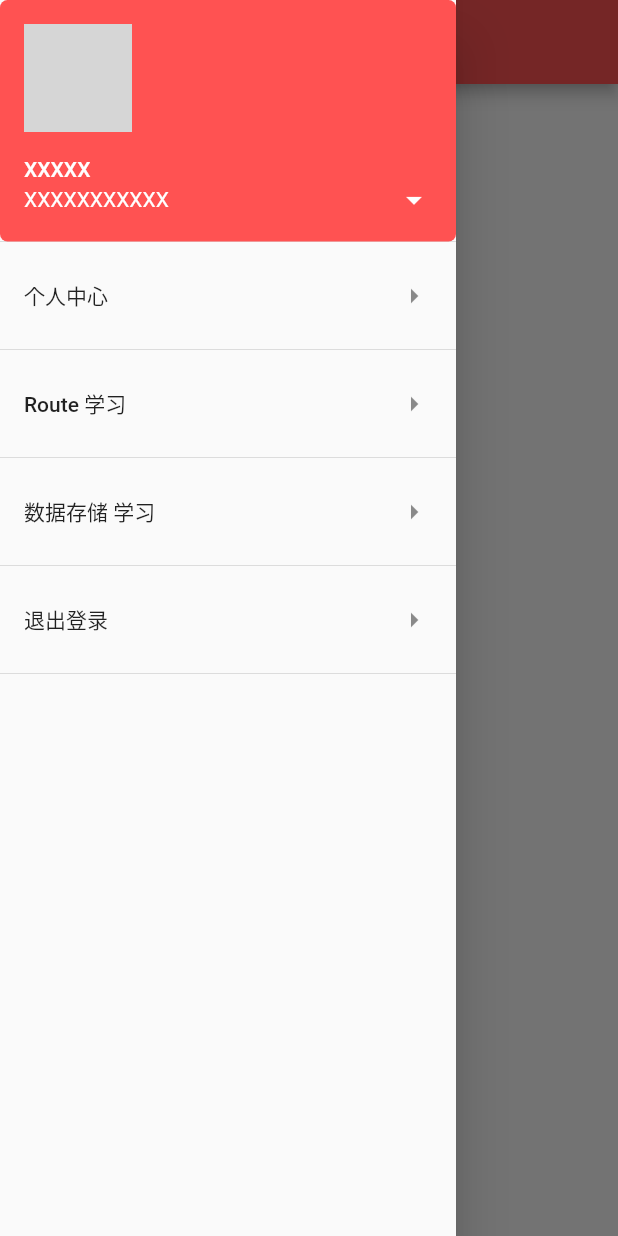
After one commit to chiuhol/billsmac_app, a Flutter app: the ManagerMainPage screen opened by its route, with the side drawer open, on a phone screen of 412 x 824 dp. The commit adds this screen. Run offline on Flutter 3.47's test engine with Material 2 defaults, Android fonts, the phone set to English and light mode, and no system bars; drawn by our look-alikes of flutter_speed_dial, oktoast; our stand-ins replace cached_network_image, charts_flutter, connectivity, device_info, dio, event_bus and 11 more; missing offline and left inert: apifm, city_pickers, flutter_cupertino_date_picker, gesture_password, image_crop; accounts and stored records are empty; network calls fail; statements that could not run were skipped; grey boxes are pictures that could not be loaded.

Commit message:
2020-4-23

```diff
--- a/lib/Common/APIAddress.dart
+++ b/lib/Common/APIAddress.dart
@@ -16,6 +16,11 @@ class Address {
   //获取用户资料
   static String getPersonalMsg(){
     return '$host/users/login';
+  }
+
+  //获取用户列表
+  static String getUsers(){
+    return '$host/users';
   }
 
   //修改用户资料
--- /dev/null
+++ b/lib/Page/ManagerMainPage.dart
@@ -0,0 +1,183 @@
+import 'package:billsmac_app/Common/CommonInsert.dart';
+import 'package:flutter_speed_dial/flutter_speed_dial.dart';
+
+import 'management/UsersPage.dart';
+
+///Author:chiuhol
+///2020-4-17
+
+class ManagerMainPage extends StatefulWidget {
+  static final String MANAGERMAINPAGE = '/ManagerMain_Page';
+
+  @override
+  _ManagerMainPageState createState() => _ManagerMainPageState();
+}
+
+class _ManagerMainPageState extends State<ManagerMainPage> {
+  int _idx = 0;
+
+  @override
+  Widget build(BuildContext context) {
+    Widget drawer = Drawer(
+      //侧边栏按钮Drawer
+      child: new ListView(
+        physics: NeverScrollableScrollPhysics(),
+        padding: const EdgeInsets.only(),
+        children: <Widget>[
+          new UserAccountsDrawerHeader(
+            accountName: new Text('XXXXX'),
+            accountEmail: new Text('XXXXXXXXXXX'),
+//          设置人物头像
+            currentAccountPicture: new CircleAvatar(
+              backgroundImage: new NetworkImage(
+                  'http://n.sinaimg.cn/translate/20170726/Zjd3-fyiiahz2863063.jpg'),
+            ),
+            decoration: BoxDecoration(
+                color: Colors.redAccent,
+                borderRadius: BorderRadius.all(Radius.circular(5.0))
+            ),
+            onDetailsPressed: (){
+//              ToastUtil.show(context, "tap");
+            },
+          ),
+          new ListTile(
+              title: new Text('个人中心'),
+              trailing: new Icon(Icons.arrow_right),
+              onTap: () {
+                Navigator.of(context).pop();
+                Navigator.pushNamed(context, '/LifecyclePage');
+              }),
+          new Divider(),
+          new ListTile(
+              title: new Text('Route 学习'),
+              trailing: new Icon(Icons.arrow_right),
+              onTap: () {
+                Navigator.of(context).pop();/*隐藏drawer*/
+                Navigator.pushNamed(context, '/RoutePage');
+              }),
+          new Divider(),
+          new ListTile(
+              title: new Text('数据存储 学习'),
+              trailing: new Icon(Icons.arrow_right),
+              onTap: () {
+                Navigator.of(context).pop();
+                Navigator.pushNamed(context, '/DataPage');
+              }),
+          new Divider(),
+          new ListTile(
+              title: new Text('退出登录'),
+              trailing: new Icon(Icons.arrow_right),
+              onTap: () {
+                Navigator.of(context).pop();
+                Navigator.pushNamed(context, '/GesturePage');
+              }),
+          new Divider()
+        ],
+      ),
+    );
+
+    Widget page(){
+      if(_idx == 1){
+        return UsersPage();
+      }else if(_idx == 2){
+        return UsersPage();
+      }else if(_idx == 3){
+        return Container( child: Text('3'),);
+      }else{
+        return Center(
+          child: Text(
+            '欢迎您'
+          )
+        );
+      }
+    }
+
+    return Scaffold(
+      appBar: new AppBar(
+          title: new Text("每日记账-后台管理"),
+          backgroundColor: Colors.redAccent,
+          centerTitle: true), //头部的标题AppBar
+      drawer: drawer, //侧边栏按钮Drawer
+      body: page(),
+      floatingActionButton: SpeedDial(
+        marginRight: 25,//右边距
+        marginBottom: 50,//下边距
+        animatedIcon: AnimatedIcons.menu_close,//带动画的按钮
+        animatedIconTheme: IconThemeData(size: 22.0),
+        visible: true,//是否显示按钮
+        closeManually: false,//是否在点击子按钮后关闭展开项
+        curve: Curves.bounceIn,//展开动画曲线
+        overlayColor: Colors.black,//遮罩层颜色
+        overlayOpacity: 0.5,//遮罩层透明度
+        onOpen: () => print('OPENING DIAL'),//展开回调
+        onClose: () => print('DIAL CLOSED'),//关闭回调
+        tooltip: '便捷管理',//长按提示文字
+        heroTag: 'speed-dial-hero-tag',//hero标记
+        backgroundColor: Colors.lightGreen,//按钮背景色
+        foregroundColor: Colors.white,//按钮前景色/文字色
+        elevation: 8.0,//阴影
+        shape: CircleBorder(),//shape修饰
+        children: [//子按钮
+          SpeedDialChild(
+              child: Icon(Icons.accessibility),
+              backgroundColor: Colors.red,
+              label: '用户管理',
+              labelStyle: TextStyle(fontSize: 18.0),
+              onTap: (){
+                if(mounted){
+                  setState(() {
+                    _idx = 1;
+                  });
+                }
+              }
+          ),
+          SpeedDialChild(
+            child: Icon(Icons.brush),
+            backgroundColor: Colors.orange,
+            label: '社区管理',
+            labelStyle: TextStyle(fontSize: 18.0),
+            onTap: (){
+              if(mounted){
+                setState(() {
+                  _idx = 2;
+                });
+              }
+            },
+          ),
+          SpeedDialChild(
+            child: Icon(Icons.keyboard_voice),
+            backgroundColor: Colors.green,
+            label: '管理员管理',
+            labelStyle: TextStyle(fontSize: 18.0),
+            onTap: (){
+              if(mounted){
+                setState(() {
+                  _idx = 3;
+                });
+              }
+            },
+          ),
+          SpeedDialChild(
+            child: Icon(Icons.keyboard_voice),
+            backgroundColor: Colors.green,
+            label: '处理反馈',
+            labelStyle: TextStyle(fontSize: 18.0),
+            onTap: (){
+//              onButtonClick(3);
+            },
+          ),
+          SpeedDialChild(
+            child: Icon(Icons.keyboard_voice),
+            backgroundColor: Colors.green,
+            label: '系统信息',
+            labelStyle: TextStyle(fontSize: 18.0),
+            onTap: (){
+//              onButtonClick(3);
+            },
+          ),
+        ],
+      ),
+      floatingActionButtonLocation: FloatingActionButtonLocation.centerFloat,
+    );
+  }
+}
--- /dev/null
+++ b/lib/Page/management/FeedbackManage.dart
@@ -0,0 +1 @@
+import 'package:billsmac_app/Common/CommonInsert.dart';
--- a/lib/Page/setPwdPage.dart
+++ b/lib/Page/setPwdPage.dart
@@ -25,6 +25,10 @@ class _setPwdPageState extends State<setPwdPage> {
   _submit() async {
     if (_pwdController.text == '') {
       CommonUtil.showMyToast("请输入密码");
+      return;
+    }
+    if(_pwdController.text.length > 12 || _pwdController.text.length < 6){
+      CommonUtil.showMyToast("密码长度规定为6-12位");
       return;
     }
     if (_pwdController.text != _againPwdController.text) {
--- a/lib/main.dart
+++ b/lib/main.dart
@@ -15,6 +15,8 @@ import 'Common/util/ServiceLocator.dart';
 import 'Page/LoginPage.dart';
 import 'package:apifm/apifm.dart' as Apifm;
 import 'package:device_info/device_info.dart';
+
+import 'Page/ManagerMainPage.dart';
 
 ///@Author:chiuhol
 ///2019-12-4
@@ -136,4 +138,5 @@ Map<String, WidgetBuilder> routes = {
   HomeMainPage.HOMEMAINPAGE: (context) => HomeMainPage(),
   MineMainPage.MINEMAINPAGE: (context) => MineMainPage(),
   LoginPage.LOGINPAGE: (context) => LoginPage(),
+  ManagerMainPage.MANAGERMAINPAGE: (context) => ManagerMainPage(),
 };
--- a/pubspec.yaml
+++ b/pubspec.yaml
@@ -28,7 +28,7 @@ dependencies:
   dio: 2.1.13
   image_crop: 0.3.0
   connectivity: ^0.3.2
-  oktoast: ^2.1.7
+  oktoast: 2.1.7
   # 获取文件目录
   path_provider: ^1.2.0
   url_launcher: ^5.0.3
@@ -54,6 +54,9 @@ dependencies:
   random_pk: any
   font_awesome_flutter: any
   event_bus:  ^1.0.1
+
+  flutter_speed_dial: ^1.2.5
+#  flutter_radial_menu: ^0.0.1
 
   # The following adds the Cupertino Icons font to your application.
   # Use with the CupertinoIcons class for iOS style icons.
```
Also changed, not shown: lib/Page/LoginPage.dart (+34 -17 lines), lib/Page/management/UsersPage.dart (added, +224 -0 lines), pubspec.lock.
